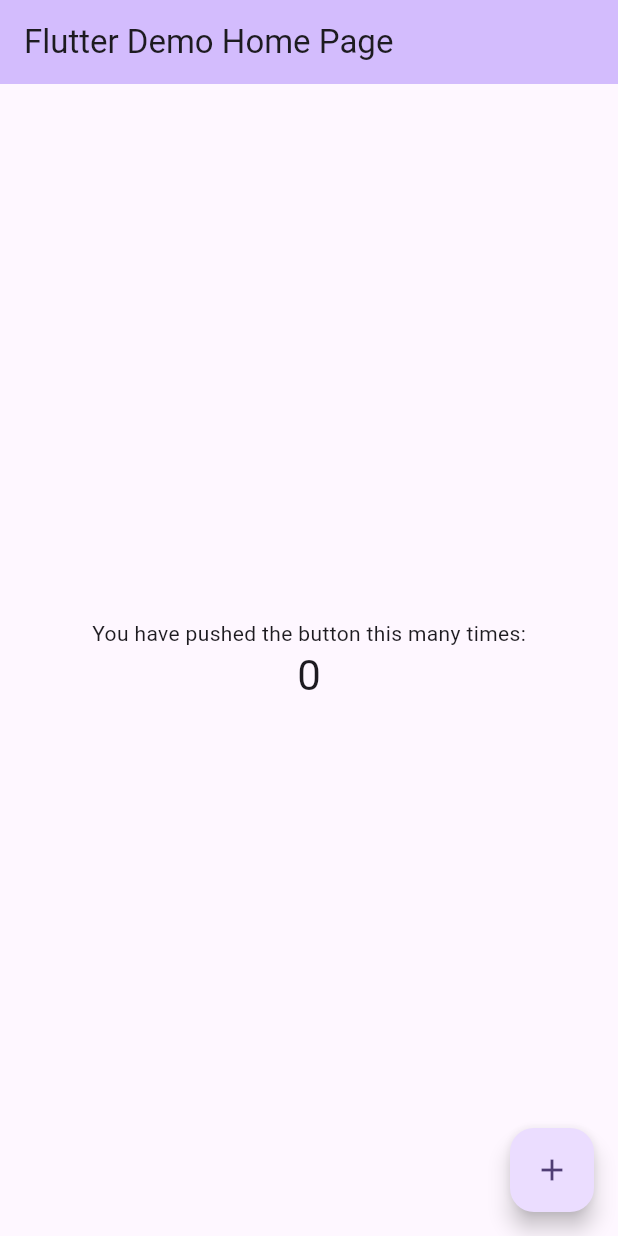
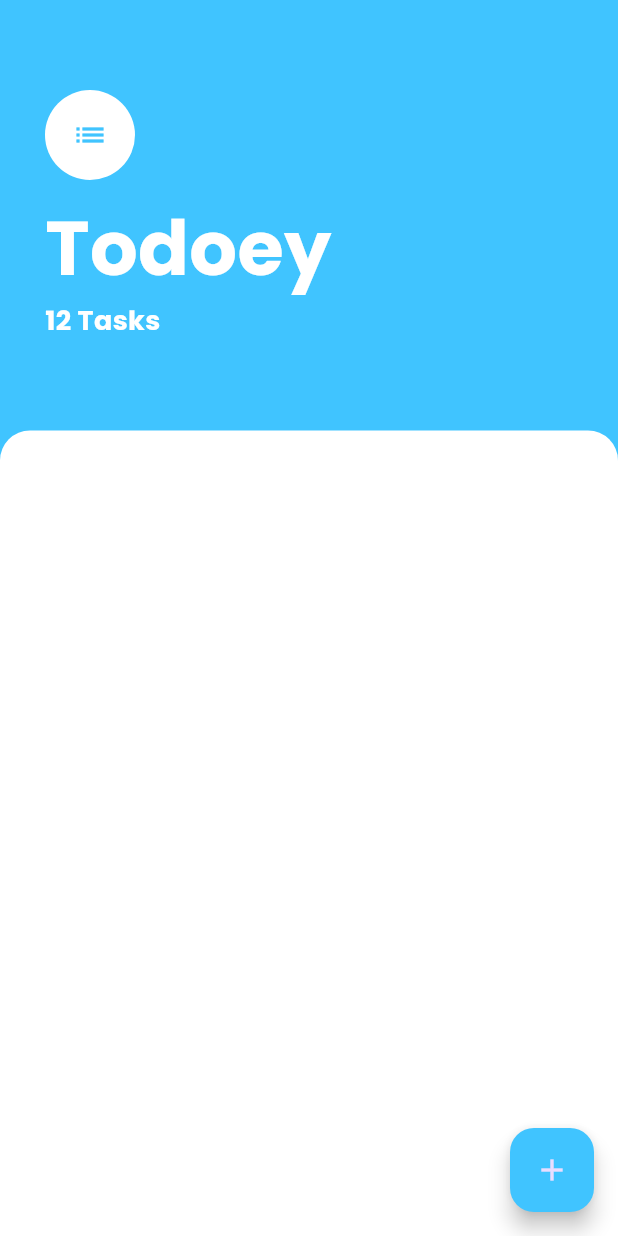
Before and after one commit to Akshat-sGit/today_flutter, a Flutter app: the screen it shows after launch, on a phone screen of 412 x 824 dp. Run offline on Flutter 3.47's test engine with Material 3 defaults, Android fonts, the light colour scheme and no system bars; our stand-ins replace google_fonts.

Commit message:
designed the initial ui for the app

```diff
--- a/lib/main.dart
+++ b/lib/main.dart
@@ -1,125 +1,31 @@
 import 'package:flutter/material.dart';
+import 'package:todoey_flutter/screens/task_screen.dart';
 
 void main() {
-  runApp(const MyApp());
+  runApp(const Todoey());
 }
 
-class MyApp extends StatelessWidget {
-  const MyApp({super.key});
+class Todoey extends StatelessWidget {
+  const Todoey({super.key});
 
-  // This widget is the root of your application.
   @override
   Widget build(BuildContext context) {
     return MaterialApp(
-      title: 'Flutter Demo',
-      theme: ThemeData(
-        // This is the theme of your application.
-        //
-        // TRY THIS: Try running your application with "flutter run". You'll see
-        // the application has a blue toolbar. Then, without quitting the app,
-        // try changing the seedColor in the colorScheme below to Colors.green
-        // and then invoke "hot reload" (save your changes or press the "hot
-        // reload" button in a Flutter-supported IDE, or press "r" if you used
-        // the command line to start the app).
-        //
-        // Notice that the counter didn't reset back to zero; the application
-        // state is not lost during the reload. To reset the state, use hot
-        // restart instead.
-        //
-        // This works for code too, not just values: Most code changes can be
-        // tested with just a hot reload.
-        colorScheme: ColorScheme.fromSeed(seedColor: Colors.deepPurple),
-        useMaterial3: true,
+      debugShowCheckedModeBanner: false,
+      theme: ThemeData.dark().copyWith(
+        textTheme: const TextTheme(
+          titleLarge: TextStyle(
+            color: Colors.black54,
+            fontSize: 45.0,
+            fontWeight: FontWeight.w900,
+          ),
+        ),
       ),
-      home: const MyHomePage(title: 'Flutter Demo Home Page'),
+      initialRoute: TaskScreen.id,
+      routes: {
+        // all the routes added here
+        TaskScreen.id: (context) => const TaskScreen(),
+      },
     );
   }
 }
-
-class MyHomePage extends StatefulWidget {
-  const MyHomePage({super.key, required this.title});
-
-  // This widget is the home page of your application. It is stateful, meaning
-  // that it has a State object (defined below) that contains fields that affect
-  // how it looks.
-
-  // This class is the configuration for the state. It holds the values (in this
-  // case the title) provided by the parent (in this case the App widget) and
-  // used by the build method of the State. Fields in a Widget subclass are
-  // always marked "final".
-
-  final String title;
-
-  @override
-  State<MyHomePage> createState() => _MyHomePageState();
-}
-
-class _MyHomePageState extends State<MyHomePage> {
-  int _counter = 0;
-
-  void _incrementCounter() {
-    setState(() {
-      // This call to setState tells the Flutter framework that something has
-      // changed in this State, which causes it to rerun the build method below
-      // so that the display can reflect the updated values. If we changed
-      // _counter without calling setState(), then the build method would not be
-      // called again, and so nothing would appear to happen.
-      _counter++;
-    });
-  }
-
-  @override
-  Widget build(BuildContext context) {
-    // This method is rerun every time setState is called, for instance as done
-    // by the _incrementCounter method above.
-    //
-    // The Flutter framework has been optimized to make rerunning build methods
-    // fast, so that you can just rebuild anything that needs updating rather
-    // than having to individually change instances of widgets.
-    return Scaffold(
-      appBar: AppBar(
-        // TRY THIS: Try changing the color here to a specific color (to
-        // Colors.amber, perhaps?) and trigger a hot reload to see the AppBar
-        // change color while the other colors stay the same.
-        backgroundColor: Theme.of(context).colorScheme.inversePrimary,
-        // Here we take the value from the MyHomePage object that was created by
-        // the App.build method, and use it to set our appbar title.
-        title: Text(widget.title),
-      ),
-      body: Center(
-        // Center is a layout widget. It takes a single child and positions it
-        // in the middle of the parent.
-        child: Column(
-          // Column is also a layout widget. It takes a list of children and
-          // arranges them vertically. By default, it sizes itself to fit its
-          // children horizontally, and tries to be as tall as its parent.
-          //
-          // Column has various properties to control how it sizes itself and
-          // how it positions its children. Here we use mainAxisAlignment to
-          // center the children vertically; the main axis here is the vertical
-          // axis because Columns are vertical (the cross axis would be
-          // horizontal).
-          //
-          // TRY THIS: Invoke "debug painting" (choose the "Toggle Debug Paint"
-          // action in the IDE, or press "p" in the console), to see the
-          // wireframe for each widget.
-          mainAxisAlignment: MainAxisAlignment.center,
-          children: <Widget>[
-            const Text(
-              'You have pushed the button this many times:',
-            ),
-            Text(
-              '$_counter',
-              style: Theme.of(context).textTheme.headlineMedium,
-            ),
-          ],
-        ),
-      ),
-      floatingActionButton: FloatingActionButton(
-        onPressed: _incrementCounter,
-        tooltip: 'Increment',
-        child: const Icon(Icons.add),
-      ), // This trailing comma makes auto-formatting nicer for build methods.
-    );
-  }
-}
--- /dev/null
+++ b/lib/screens/task_screen.dart
@@ -0,0 +1,78 @@
+import 'package:flutter/material.dart';
+import 'package:google_fonts/google_fonts.dart';
+
+class TaskScreen extends StatelessWidget {
+  static const String id = 'task_screen';
+  const TaskScreen({super.key});
+
+  @override
+  Widget build(BuildContext context) {
+    return  Scaffold(
+      backgroundColor: Colors.lightBlueAccent,
+      floatingActionButton: FloatingActionButton(
+        backgroundColor: Colors.lightBlueAccent,
+        child: const Icon(Icons.add),
+        onPressed: () {},
+      ),
+      body: Column(
+        crossAxisAlignment: CrossAxisAlignment.start,
+        children:<Widget>  [
+          // ignore: avoid_unnecessary_containers
+          Container(
+            child: Padding(
+              padding:const EdgeInsets.only(
+                top: 60.0,
+                left: 30.0,
+                right: 30.0,
+                bottom: 30.0
+              ),
+              child: Column(
+                crossAxisAlignment: CrossAxisAlignment.start,
+                children:<Widget> [
+                  // ignore: avoid_unnecessary_containers
+                    const CircleAvatar(
+                    backgroundColor: Colors.white,
+                    radius: 30.0,
+                    child: Icon(
+                      Icons.list,
+                      color: Colors.lightBlueAccent,
+                    )
+                  ),
+                  const SizedBox(height: 10.0),
+                   Text(
+                    'Todoey',
+                    style: GoogleFonts.poppins(
+                      color: Colors.white,
+                      fontSize: 50.0,
+                      fontWeight: FontWeight.w700,
+                    ),
+                  ),
+                   Text(
+                    '12 Tasks',
+                    style: GoogleFonts.poppins(
+                      color: Colors.white,
+                      fontSize: 18.0,
+                      fontWeight: FontWeight.bold,
+                    ),
+                  ),
+                  const SizedBox(height: 30.0),
+                ],
+              ),
+            ),
+          ),
+          Expanded(
+            child: Container(
+              decoration:const BoxDecoration(
+                color: Colors.white,
+                borderRadius: BorderRadius.only(
+                  topLeft: Radius.circular(20.0),
+                  topRight: Radius.circular(20.0)
+                )
+              ),
+            )
+          )
+        ],
+      ),
+    );
+  }
+}
--- a/pubspec.yaml
+++ b/pubspec.yaml
@@ -35,6 +35,7 @@ dependencies:
   # The following adds the Cupertino Icons font to your application.
   # Use with the CupertinoIcons class for iOS style icons.
   cupertino_icons: ^1.0.2
+  google_fonts: ^6.1.0
 
 dev_dependencies:
   flutter_test:
```
Also changed, not shown: pubspec.lock, 11 other files.
